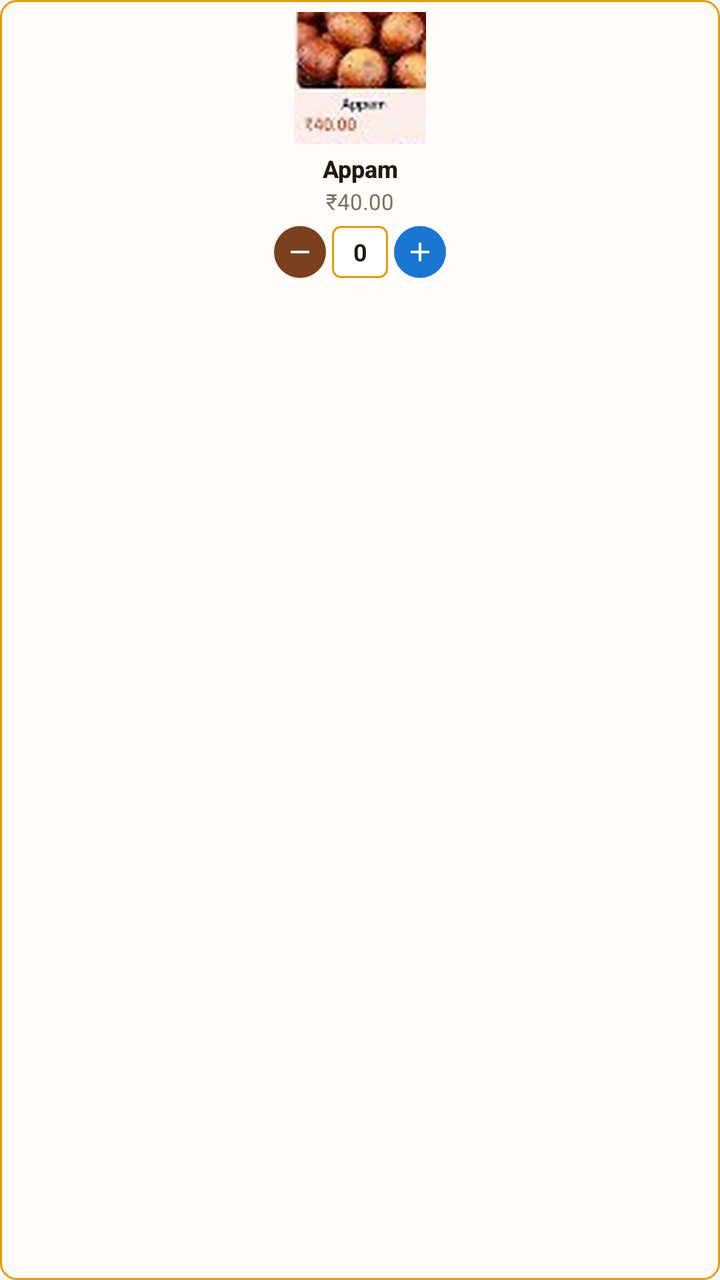
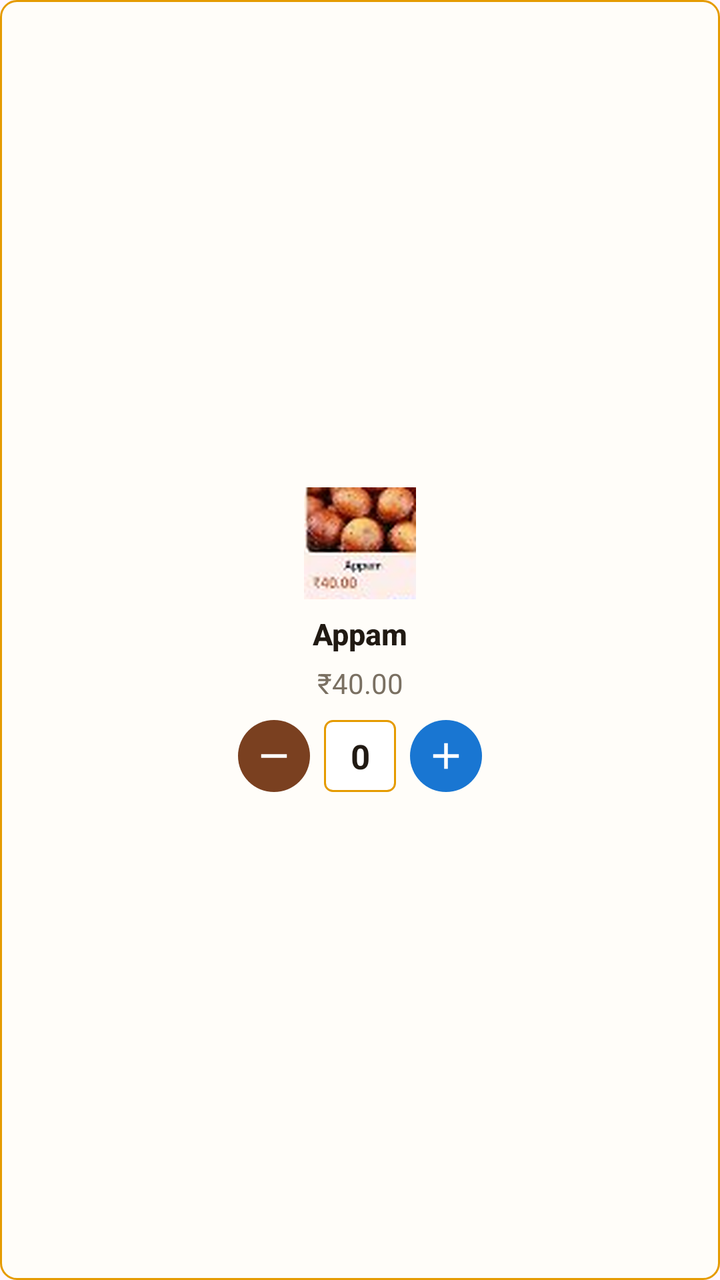

Screens rendered from an Android XML layout before and after an edit, with the pre-edit source and the edit as a unified diff.
<!-- AndroidManifest.xml: application theme Theme.XeniaOneTempleApp -->
<!-- res/layout/item_product_card.xml -->
<?xml version="1.0" encoding="utf-8"?>
<LinearLayout xmlns:android="http://schemas.android.com/apk/res/android"
    xmlns:app="http://schemas.android.com/apk/res-auto"
    xmlns:tools="http://schemas.android.com/tools"
    android:id="@+id/cardProductRoot"
    android:layout_width="126dp"
    android:layout_height="wrap_content"
    android:layout_marginHorizontal="4dp"
    android:background="@drawable/bg_item_card"
    android:gravity="center_horizontal"
    android:orientation="vertical"
    android:padding="6dp">

    <ImageView
        android:id="@+id/ivProduct"
        android:layout_width="66dp"
        android:layout_height="66dp"
        android:background="#15000000"
        android:contentDescription="Product Image"
        android:scaleType="centerCrop"
        android:src="@drawable/item_appam" />

    <TextView
        android:id="@+id/tvProductName"
        android:layout_width="wrap_content"
        android:layout_height="wrap_content"
        android:layout_marginTop="4dp"
        android:ellipsize="end"
        android:fontFamily="sans-serif-medium"
        android:gravity="center"
        android:maxLines="1"
        android:text="Appam"
        android:textColor="@color/text_dark"
        android:textSize="12sp"
        android:textStyle="bold" />

    <TextView
        android:id="@+id/tvProductPrice"
        android:layout_width="wrap_content"
        android:layout_height="wrap_content"
        android:layout_marginTop="1dp"
        android:text="₹40.00"
        android:textColor="@color/text_muted"
        android:textSize="11sp" />

    
    <LinearLayout
        android:layout_width="wrap_content"
        android:layout_height="wrap_content"
        android:layout_marginTop="5dp"
        android:gravity="center_vertical"
        android:orientation="horizontal">

        <ImageButton
            android:id="@+id/btnMinus"
            android:layout_width="26dp"
            android:layout_height="26dp"
            android:background="@drawable/bg_stepper_minus"
            android:contentDescription="Decrease quantity"
            android:padding="5dp"
            android:scaleType="fitCenter"
            android:src="@drawable/ic_remove" />

        <TextView
            android:id="@+id/tvCount"
            android:layout_width="28dp"
            android:layout_height="26dp"
            android:layout_marginHorizontal="3dp"
            android:background="@drawable/bg_stepper_count"
            android:gravity="center"
            android:text="0"
            android:textColor="@color/text_dark"
            android:textSize="12sp"
            android:textStyle="bold" />

        <ImageButton
            android:id="@+id/btnPlus"
            android:layout_width="26dp"
            android:layout_height="26dp"
            android:background="@drawable/bg_stepper_plus"
            android:contentDescription="Increase quantity"
            android:padding="5dp"
            android:scaleType="fitCenter"
            android:src="@drawable/ic_add" />
    </LinearLayout>

</LinearLayout>
<!-- resources referenced by this layout -->
<resources>
  <color name="text_dark">#211A13</color>
  <color name="text_muted">#7A7062</color>
  <!-- drawable bg_item_card (drawable) -->
  <?xml version="1.0" encoding="utf-8"?>
  <shape xmlns:android="http://schemas.android.com/apk/res/android"
      android:shape="rectangle">
      <solid android:color="@color/temple_card_bg" />
      <stroke
          android:width="1dp"
          android:color="@color/table_border" />
      <corners android:radius="8dp" />
  </shape>
  <!-- drawable bg_stepper_count (drawable) -->
  <?xml version="1.0" encoding="utf-8"?>
  <shape xmlns:android="http://schemas.android.com/apk/res/android"
      android:shape="rectangle">
      <solid android:color="@color/stepper_count_bg" />
      <stroke
          android:width="1dp"
          android:color="@color/table_border" />
      <corners android:radius="4dp" />
  </shape>
  <!-- drawable bg_stepper_minus (drawable) -->
  <?xml version="1.0" encoding="utf-8"?>
  <ripple xmlns:android="http://schemas.android.com/apk/res/android"
      android:color="#40FFFFFF">
      <item>
          <shape android:shape="oval">
              <solid android:color="@color/stepper_minus_brown" />
          </shape>
      </item>
  </ripple>
  <!-- drawable bg_stepper_plus (drawable) -->
  <?xml version="1.0" encoding="utf-8"?>
  <ripple xmlns:android="http://schemas.android.com/apk/res/android"
      android:color="#40FFFFFF">
      <item>
          <shape android:shape="oval">
              <solid android:color="@color/stepper_plus_blue" />
          </shape>
      </item>
  </ripple>
  <!-- drawable ic_add (drawable) -->
  <vector xmlns:android="http://schemas.android.com/apk/res/android"
      android:width="24dp"
      android:height="24dp"
      android:viewportWidth="24"
      android:viewportHeight="24">
    <path
        android:fillColor="#FFFFFFFF"
        android:pathData="M19,13h-6v6h-2v-6H5v-2h6V5h2v6h6v2z"/>
  </vector>
  <!-- drawable ic_remove (drawable) -->
  <vector xmlns:android="http://schemas.android.com/apk/res/android"
      android:width="24dp"
      android:height="24dp"
      android:viewportWidth="24"
      android:viewportHeight="24">
    <path
        android:fillColor="#FFFFFFFF"
        android:pathData="M19,13H5v-2h14v2z"/>
  </vector>
  <!-- drawable item_appam: png bitmap (drawable, 103910 bytes) -->
  <style name="Theme.XeniaOneTempleApp" parent="Base.Theme.XeniaOneTempleApp" />
  <color name="temple_card_bg">#FFFDF9</color>
  <color name="table_border">#E59B00</color>
  <color name="stepper_count_bg">#FFFFFF</color>
  <color name="stepper_minus_brown">#7A4020</color>
  <color name="stepper_plus_blue">#1976D2</color>
  <style name="Base.Theme.XeniaOneTempleApp" parent="Theme.Material3.Light.NoActionBar">
          <item name="colorPrimary">@color/temple_gold_primary</item>
          <item name="colorPrimaryDark">@color/temple_gold_dark</item>
          <item name="colorSecondary">@color/pay_button_orange</item>
          <item name="android:statusBarColor">@color/temple_gold_primary</item>
          <item name="android:windowLightStatusBar">false</item>
          <item name="android:navigationBarColor">@color/billing_screen_bg</item>
      </style>
  <color name="temple_gold_primary">#A76505</color>
  <color name="temple_gold_dark">#7C4A02</color>
  <color name="pay_button_orange">#FE4A00</color>
  <color name="billing_screen_bg">#FAF1DA</color>
</resources>

<!-- the commit's change to res/layout/item_product_card.xml (unified diff, before → after) -->
@@ -3,83 +3,87 @@
     xmlns:app="http://schemas.android.com/apk/res-auto"
     xmlns:tools="http://schemas.android.com/tools"
     android:id="@+id/cardProductRoot"
-    android:layout_width="126dp"
+    android:layout_width="match_parent"
     android:layout_height="wrap_content"
-    android:layout_marginHorizontal="4dp"
+    android:layout_margin="8dp"
     android:background="@drawable/bg_item_card"
-    android:gravity="center_horizontal"
+    android:gravity="center"
     android:orientation="vertical"
-    android:padding="6dp">
+    android:padding="@dimen/product_card_padding">
 
     <ImageView
         android:id="@+id/ivProduct"
-        android:layout_width="66dp"
-        android:layout_height="66dp"
-        android:background="#15000000"
+        android:layout_width="@dimen/product_image_size"
+        android:layout_height="@dimen/product_image_size"
+        android:layout_gravity="center_horizontal"
         android:contentDescription="Product Image"
         android:scaleType="centerCrop"
         android:src="@drawable/item_appam" />
 
     <TextView
         android:id="@+id/tvProductName"
-        android:layout_width="wrap_content"
+        android:layout_width="match_parent"
         android:layout_height="wrap_content"
-        android:layout_marginTop="4dp"
+        android:layout_marginTop="@dimen/product_name_margin_top"
         android:ellipsize="end"
         android:fontFamily="sans-serif-medium"
         android:gravity="center"
         android:maxLines="1"
         android:text="Appam"
+        android:textAlignment="center"
         android:textColor="@color/text_dark"
-        android:textSize="12sp"
+        android:textSize="@dimen/product_name_text_size"
         android:textStyle="bold" />
 
     <TextView
         android:id="@+id/tvProductPrice"
-        android:layout_width="wrap_content"
+        android:layout_width="match_parent"
         android:layout_height="wrap_content"
-        android:layout_marginTop="1dp"
+        android:layout_marginTop="@dimen/product_price_margin_top"
+        android:gravity="center"
         android:text="₹40.00"
+        android:textAlignment="center"
         android:textColor="@color/text_muted"
-        android:textSize="11sp" />
+        android:textSize="@dimen/product_price_text_size" />
 
     
     <LinearLayout
         android:layout_width="wrap_content"
         android:layout_height="wrap_content"
-        android:layout_marginTop="5dp"
-        android:gravity="center_vertical"
+        android:layout_gravity="center_horizontal"
+        android:layout_marginTop="@dimen/product_stepper_margin_top"
+        android:gravity="center"
         android:orientation="horizontal">
 
         <ImageButton
             android:id="@+id/btnMinus"
-            android:layout_width="26dp"
-            android:layout_height="26dp"
+            android:layout_width="@dimen/product_stepper_button_size"
+            android:layout_height="@dimen/product_stepper_button_size"
             android:background="@drawable/bg_stepper_minus"
             android:contentDescription="Decrease quantity"
-            android:padding="5dp"
+            android:padding="@dimen/product_stepper_icon_padding"
             android:scaleType="fitCenter"
             android:src="@drawable/ic_remove" />
 
         <TextView
             android:id="@+id/tvCount"
-            android:layout_width="28dp"
-            android:layout_height="26dp"
-            android:layout_marginHorizontal="3dp"
+            android:layout_width="@dimen/product_stepper_count_width"
+            android:layout_height="@dimen/product_stepper_button_size"
+            android:layout_marginHorizontal="@dimen/product_stepper_count_margin"
             android:background="@drawable/bg_stepper_count"
             android:gravity="center"
             android:text="0"
             android:textColor="@color/text_dark"
-            android:textSize="12sp"
+            android:textSize="@dimen/product_stepper_count_text_size"
             android:textStyle="bold" />
 
         <ImageButton
             android:id="@+id/btnPlus"
-            android:layout_width="26dp"
-            android:layout_height="26dp"
+            android:layout_width="@dimen/product_stepper_button_size"
+            android:layout_height="@dimen/product_stepper_button_size"
             android:background="@drawable/bg_stepper_plus"
             android:contentDescription="Increase quantity"
-            android:padding="5dp"
+            android:padding="@dimen/product_stepper_icon_padding"
             android:scaleType="fitCenter"
             android:src="@drawable/ic_add" />
     </LinearLayout>
<!-- resource entries referenced after the edit -->
@@ -2,6 +2,18 @@
 <resources>
   <color name="text_dark">#211A13</color>
   <color name="text_muted">#7A7062</color>
+  <dimen name="product_card_padding">9dp</dimen>
+  <dimen name="product_image_size">56dp</dimen>
+  <dimen name="product_name_margin_top">7dp</dimen>
+  <dimen name="product_name_text_size">15sp</dimen>
+  <dimen name="product_price_margin_top">5dp</dimen>
+  <dimen name="product_price_text_size">14sp</dimen>
+  <dimen name="product_stepper_button_size">36dp</dimen>
+  <dimen name="product_stepper_count_margin">7dp</dimen>
+  <dimen name="product_stepper_count_text_size">17sp</dimen>
+  <dimen name="product_stepper_count_width">36dp</dimen>
+  <dimen name="product_stepper_icon_padding">7dp</dimen>
+  <dimen name="product_stepper_margin_top">9dp</dimen>
   <!-- drawable bg_item_card (drawable) -->
   <?xml version="1.0" encoding="utf-8"?>
   <shape xmlns:android="http://schemas.android.com/apk/res/android"
